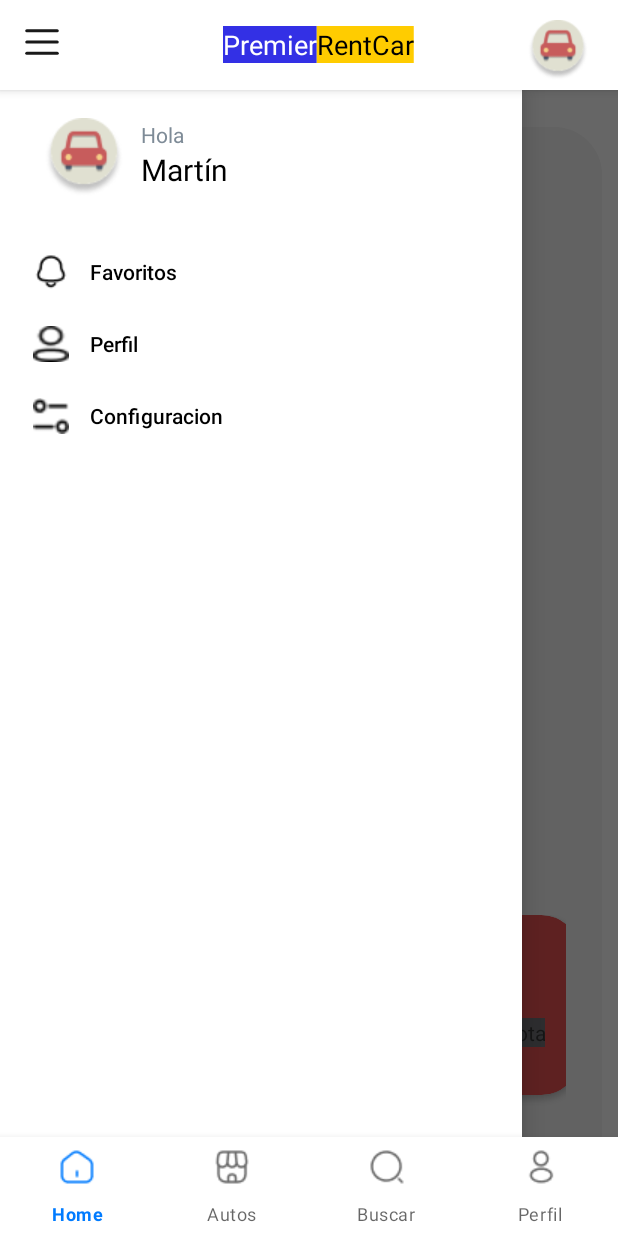
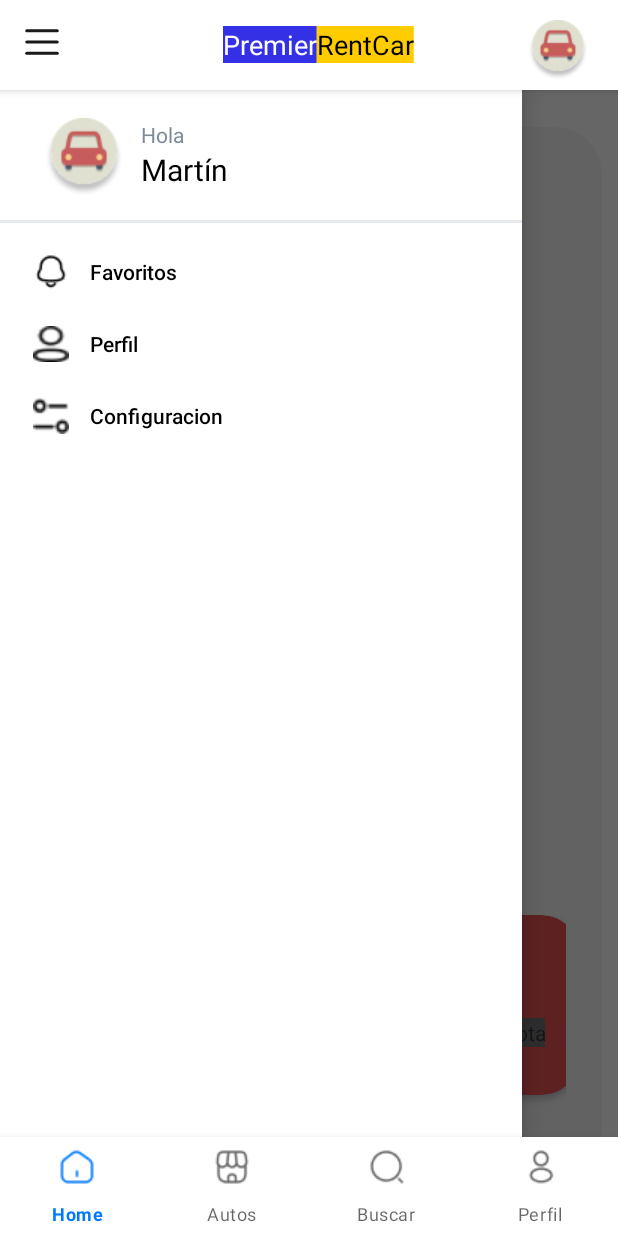
Before and after one commit to Cuervation/ParcialTP3, an Android app: the MainActivity screen opened directly, with no data from a screen before it, with the side drawer open, on a phone screen of 412 x 824 dp. Run offline under Robolectric (Android 15) with nearby library versions, the phone set to English and light mode, and no system bars; our stand-ins replace navigation-ui; Roboto replaces fonts that are not available here.

Commit message:
Separador Header y drawer menu!

```diff
--- a/app/build.gradle
+++ b/app/build.gradle
@@ -36,6 +36,7 @@
 
 dependencies {
     implementation 'androidx.drawerlayout:drawerlayout:1.2.0'
+    implementation 'com.google.ar.sceneform:filament-android:1.17.1'
     def nav_version = "2.5.3"
 
     // Kotlin
--- a/app/src/main/res/layout/activity_main.xml
+++ b/app/src/main/res/layout/activity_main.xml
@@ -67,7 +67,6 @@
                         android:layout_height="40dp"
                         android:layout_marginTop="3dp"
                         android:layout_marginEnd="20dp"
-                        android:contentDescription="Av"
                         android:scaleType="centerCrop"
                         android:src="@drawable/avatar_car" />
 
--- a/app/src/main/res/layout/nav_header.xml
+++ b/app/src/main/res/layout/nav_header.xml
@@ -1,7 +1,6 @@
 <?xml version="1.0" encoding="utf-8"?>
 <androidx.constraintlayout.widget.ConstraintLayout xmlns:android="http://schemas.android.com/apk/res/android"
     xmlns:app="http://schemas.android.com/apk/res-auto"
-    xmlns:tools="http://schemas.android.com/tools"
     android:layout_width="match_parent"
     android:layout_height="89dp"
     android:fitsSystemWindows="true">
@@ -22,7 +21,7 @@
 
     <LinearLayout
         android:id="@+id/linearLayout2"
-        android:layout_width="wrap_content"
+        android:layout_width="0dp"
         android:layout_height="wrap_content"
         android:layout_marginTop="20dp"
         android:layout_weight="1"
@@ -50,4 +49,13 @@
 
     </LinearLayout>
 
+    <View
+        android:layout_width="match_parent"
+        android:layout_height="2dp"
+        android:layout_marginTop="20dp"
+        android:background="#E6E9F0"
+        app:layout_constraintEnd_toEndOf="parent"
+        app:layout_constraintStart_toStartOf="parent"
+        app:layout_constraintTop_toBottomOf="@+id/linearLayout2" />
+
 </androidx.constraintlayout.widget.ConstraintLayout>
--- a/app/src/main/res/menu/drawer_menu.xml
+++ b/app/src/main/res/menu/drawer_menu.xml
@@ -1,7 +1,10 @@
 <?xml version="1.0" encoding="utf-8"?>
-<menu xmlns:android="http://schemas.android.com/apk/res/android">
-
-    <group >
+<menu xmlns:android="http://schemas.android.com/apk/res/android"
+    xmlns:tools="http://schemas.android.com/tools"
+    tools:showIn="navigation_view">
+    <group
+        android:id="@+id/group1"
+        android:checkableBehavior="all">
         <item
             android:id="@+id/favoritos"
             android:icon="@drawable/notification"
--- a/app/src/main/res/values/themes.xml
+++ b/app/src/main/res/values/themes.xml
@@ -1,4 +1,4 @@
-<resources xmlns:tools="http://schemas.android.com/tools">
+<resources >
     <!-- Tema oscuro -->
     <style name="Theme.ParcialTP3.Dark" parent="Theme.MaterialComponents.DayNight.NoActionBar">
         <item name="colorPrimary">@color/black</item>
```
